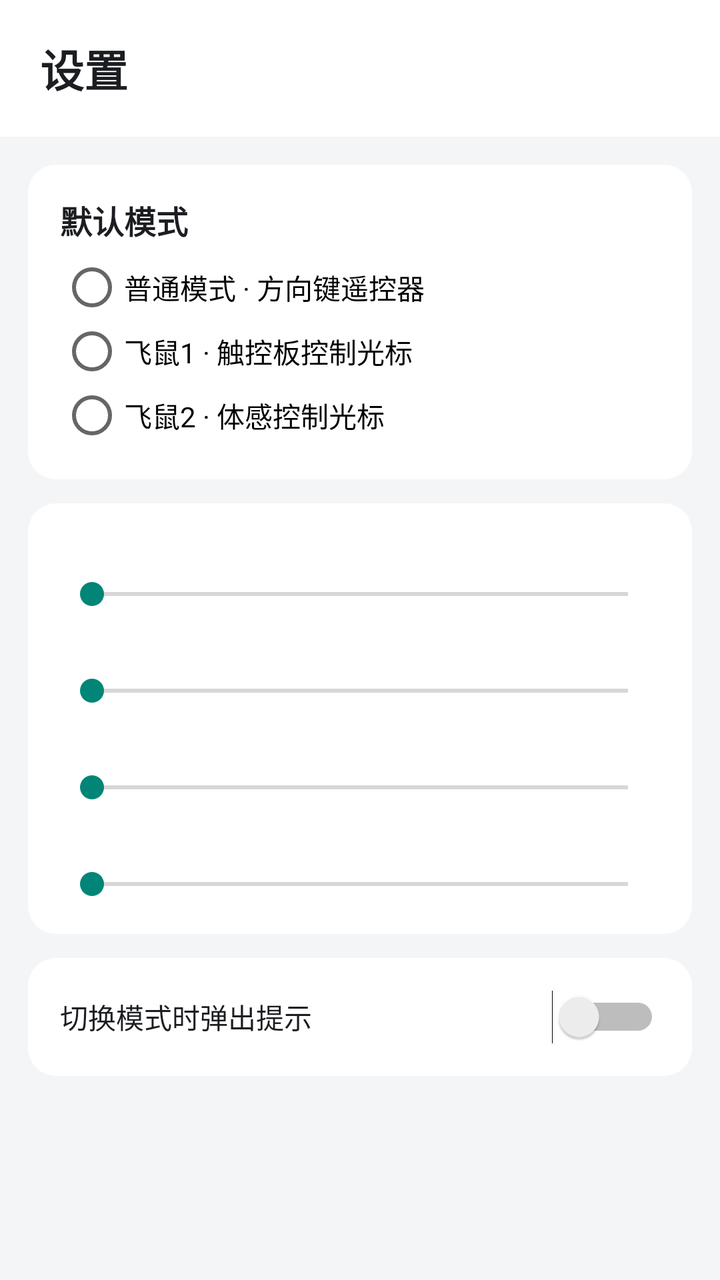
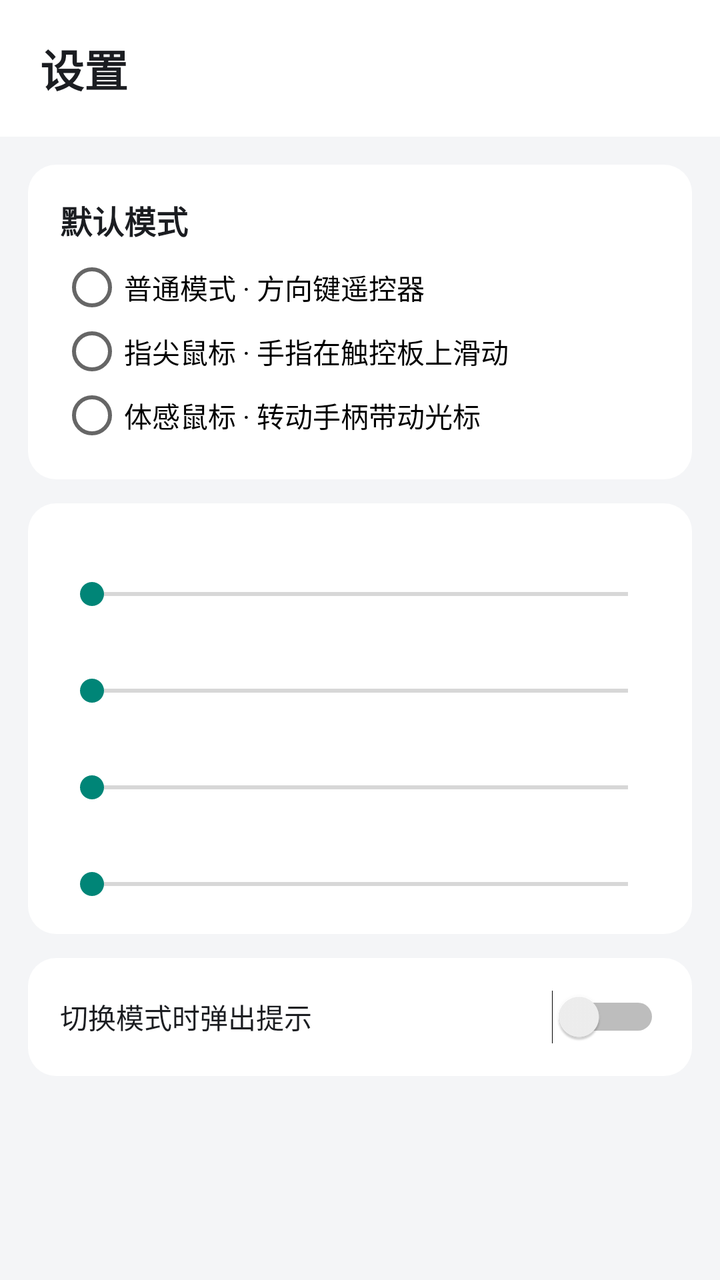

Compare the two renders of this Android layout. The source of the first and the diff that turns it into the second are given below.
<!-- AndroidManifest.xml: activity theme android:Theme.Material.Light -->
<!-- res/layout/activity_settings.xml -->
<?xml version="1.0" encoding="utf-8"?>
<LinearLayout xmlns:android="http://schemas.android.com/apk/res/android"
    android:layout_width="match_parent"
    android:layout_height="match_parent"
    android:background="@color/light_bg"
    android:fitsSystemWindows="true"
    android:orientation="vertical">

    <TextView
        android:layout_width="match_parent"
        android:layout_height="wrap_content"
        android:background="@color/light_card"
        android:paddingStart="20dp"
        android:paddingTop="18dp"
        android:paddingEnd="20dp"
        android:paddingBottom="18dp"
        android:text="设置"
        android:textColor="@color/light_text"
        android:textSize="22sp"
        android:textStyle="bold" />

    <ScrollView
        android:layout_width="match_parent"
        android:layout_height="0dp"
        android:layout_weight="1">

        <LinearLayout
            android:layout_width="match_parent"
            android:layout_height="wrap_content"
            android:orientation="vertical"
            android:padding="14dp">

            <LinearLayout
                android:layout_width="match_parent"
                android:layout_height="wrap_content"
                android:background="@drawable/card_background"
                android:orientation="vertical"
                android:padding="16dp">

                <TextView
                    android:layout_width="match_parent"
                    android:layout_height="wrap_content"
                    android:text="默认模式"
                    android:textColor="@color/light_text"
                    android:textSize="16sp"
                    android:textStyle="bold" />

                <RadioGroup
                    android:id="@+id/defaultModeGroup"
                    android:layout_width="match_parent"
                    android:layout_height="wrap_content"
                    android:layout_marginTop="6dp"
                    android:orientation="vertical">

                    <RadioButton
                        android:id="@+id/defaultNormal"
                        android:layout_width="match_parent"
                        android:layout_height="wrap_content"
                        android:text="普通模式 · 方向键遥控器" />

                    <RadioButton
                        android:id="@+id/defaultFlyTouch"
                        android:layout_width="match_parent"
                        android:layout_height="wrap_content"
                        android:text="飞鼠1 · 触控板控制光标" />

                    <RadioButton
                        android:id="@+id/defaultFlyMotion"
                        android:layout_width="match_parent"
                        android:layout_height="wrap_content"
                        android:text="飞鼠2 · 体感控制光标" />
                </RadioGroup>
            </LinearLayout>

            <LinearLayout
                android:layout_width="match_parent"
                android:layout_height="wrap_content"
                android:layout_marginTop="12dp"
                android:background="@drawable/card_background"
                android:orientation="vertical"
                android:padding="16dp">

                <TextView
                    android:id="@+id/dpadStepLabel"
                    android:layout_width="match_parent"
                    android:layout_height="wrap_content"
                    android:textColor="@color/light_text"
                    android:textSize="15sp" />

                <SeekBar
                    android:id="@+id/dpadStepSeek"
                    android:layout_width="match_parent"
                    android:layout_height="wrap_content"
                    android:max="60" />

                <TextView
                    android:id="@+id/touchGainLabel"
                    android:layout_width="match_parent"
                    android:layout_height="wrap_content"
                    android:layout_marginTop="10dp"
                    android:textColor="@color/light_text"
                    android:textSize="15sp" />

                <SeekBar
                    android:id="@+id/touchGainSeek"
                    android:layout_width="match_parent"
                    android:layout_height="wrap_content"
                    android:max="80" />

                <TextView
                    android:id="@+id/motionGainLabel"
                    android:layout_width="match_parent"
                    android:layout_height="wrap_content"
                    android:layout_marginTop="10dp"
                    android:textColor="@color/light_text"
                    android:textSize="15sp" />

                <SeekBar
                    android:id="@+id/motionGainSeek"
                    android:layout_width="match_parent"
                    android:layout_height="wrap_content"
                    android:max="40" />

                <TextView
                    android:id="@+id/motionDeadZoneLabel"
                    android:layout_width="match_parent"
                    android:layout_height="wrap_content"
                    android:layout_marginTop="10dp"
                    android:textColor="@color/light_text"
                    android:textSize="15sp" />

                <SeekBar
                    android:id="@+id/motionDeadZoneSeek"
                    android:layout_width="match_parent"
                    android:layout_height="wrap_content"
                    android:max="20" />
            </LinearLayout>

            <LinearLayout
                android:layout_width="match_parent"
                android:layout_height="wrap_content"
                android:layout_marginTop="12dp"
                android:background="@drawable/card_background"
                android:orientation="vertical"
                android:padding="16dp">

                <Switch
                    android:id="@+id/hintSwitch"
                    android:layout_width="match_parent"
                    android:layout_height="wrap_content"
                    android:text="切换模式时弹出提示"
                    android:textColor="@color/light_text" />
            </LinearLayout>
        </LinearLayout>
    </ScrollView>
</LinearLayout>
<!-- resources referenced by this layout -->
<resources>
  <color name="light_bg">#FFF4F5F7</color>
  <color name="light_card">#FFFFFFFF</color>
  <color name="light_text">#FF1B1D21</color>
  <!-- drawable card_background (drawable) -->
  <?xml version="1.0" encoding="utf-8"?>
  <shape xmlns:android="http://schemas.android.com/apk/res/android"
      android:shape="rectangle">
      <solid android:color="@color/light_card" />
      <corners android:radius="14dp" />
  </shape>
</resources>

<!-- the commit's change to res/layout/activity_settings.xml (unified diff, before → after) -->
@@ -62,13 +62,13 @@
                         android:id="@+id/defaultFlyTouch"
                         android:layout_width="match_parent"
                         android:layout_height="wrap_content"
-                        android:text="飞鼠1 · 触控板控制光标" />
+                        android:text="指尖鼠标 · 手指在触控板上滑动" />
 
                     <RadioButton
                         android:id="@+id/defaultFlyMotion"
                         android:layout_width="match_parent"
                         android:layout_height="wrap_content"
-                        android:text="飞鼠2 · 体感控制光标" />
+                        android:text="体感鼠标 · 转动手柄带动光标" />
                 </RadioGroup>
             </LinearLayout>
 
